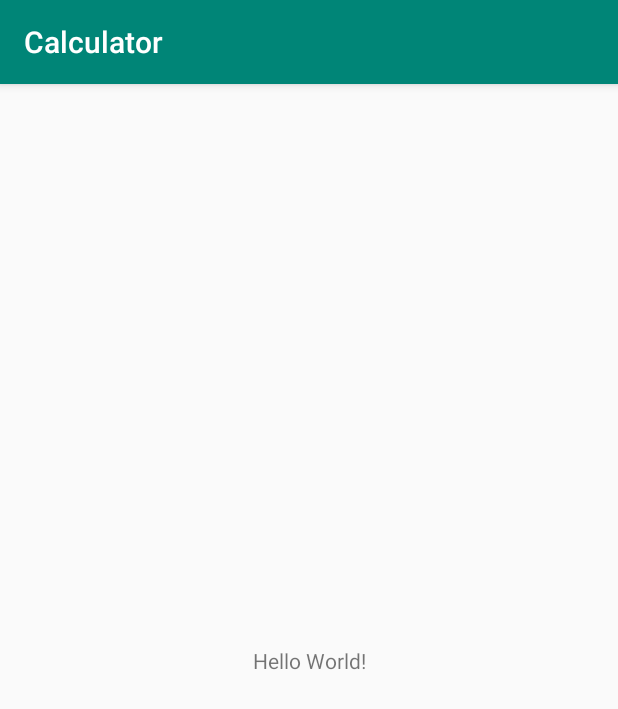
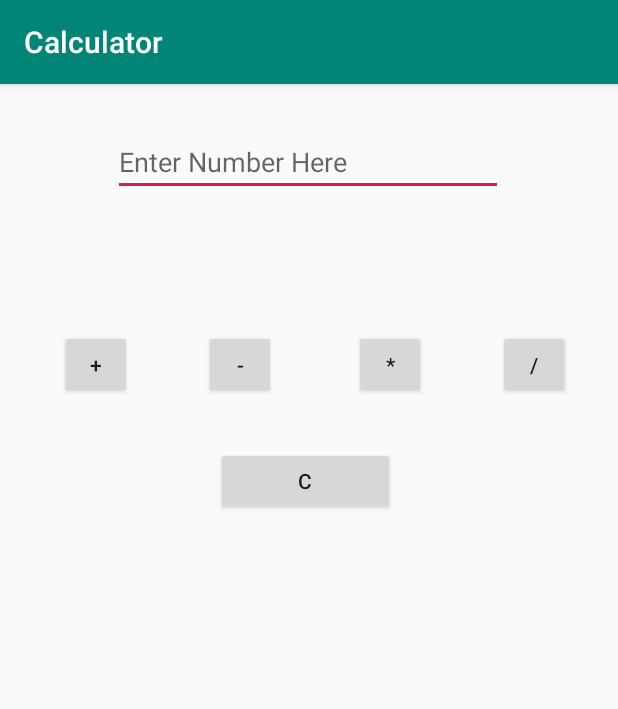
Before and after one commit to anthonymachniak/AndroidCalculator, an Android app: the screen it shows after launch (MainActivity), on a phone screen of 412 x 824 dp. Shown: the top 709 px of the screen. Run offline under Robolectric (Android 15) with nearby library versions, the phone set to English and light mode, and no system bars.

Commit message:
Added calculator related code. Have addition, subtraction, multiplication, and division. Does action based on what is in text box and text view. If nothing is present, it just records the first number without an action.

```diff
--- a/app/src/main/java/com/example/calculator/MainActivity.kt
+++ b/app/src/main/java/com/example/calculator/MainActivity.kt
@@ -2,11 +2,117 @@ package com.example.calculator
 
 import androidx.appcompat.app.AppCompatActivity
 import android.os.Bundle
+import android.view.View
+import android.widget.Button
+import android.widget.EditText
+import android.widget.TextView
 
 class MainActivity : AppCompatActivity() {
+
+    private var enteredText: EditText?= null
+    private var equation: TextView?= null
 
     override fun onCreate(savedInstanceState: Bundle?) {
         super.onCreate(savedInstanceState)
         setContentView(R.layout.activity_main)
+
+        val btnAdd: Button = findViewById(R.id.btnAdd)
+        val btnSubtract: Button = findViewById(R.id.btnSubtract)
+        val btnMultiply: Button = findViewById(R.id.btnMultiply)
+        val btnDivide: Button = findViewById(R.id.btnDivide)
+        val btnClear: Button = findViewById(R.id.btnClear)
+
+        enteredText = findViewById(R.id.enterNumber)
+        equation = findViewById(R.id.equationText)
+
+
+        btnAdd.setOnClickListener(object: View.OnClickListener {
+            override fun onClick(v: View?) {
+                DoOperation("+")
+            }
+        })
+
+        btnSubtract.setOnClickListener(object: View.OnClickListener {
+            override fun onClick(v: View?) {
+                DoOperation("-")
+            }
+        })
+
+        btnMultiply.setOnClickListener(object: View.OnClickListener {
+            override fun onClick(v: View?) {
+                DoOperation("*")
+            }
+        })
+
+        btnDivide.setOnClickListener(object: View.OnClickListener {
+            override fun onClick(v: View?) {
+                DoOperation("/")
+            }
+        })
+
+        btnClear.setOnClickListener(object: View.OnClickListener {
+            override fun onClick(v: View?) {
+                Clear()
+            }
+        })
+    }
+
+    private fun DoOperation(operator: String) {
+        var newNumber = enteredText?.text.toString()
+
+        if (newNumber == "") {
+            return //add message later
+        }
+        else if (equation?.text.toString() == null || equation?.text.toString() == "") {
+            equation?.text = newNumber
+        }
+        else {
+            if (operator == "+") {
+                Add(newNumber)
+            }
+            else if (operator == "-") {
+                Subtract(newNumber)
+            }
+            else if (operator == "*") {
+                Multiple(newNumber)
+            }
+            else if (operator == "/") {
+                Divide(newNumber)
+            }
+        }
+
+        enteredText?.text?.clear()
+    }
+
+    private fun Add(valueToAdd: String) {
+        var previousValue = equation?.text.toString().toDouble()
+        var newPart = valueToAdd.toDouble()
+
+        equation?.text = (previousValue + newPart).toString()
+    }
+
+    private fun Subtract(valueToSubtract: String) {
+        var previousValue = equation?.text.toString().toDouble()
+        var newPart = valueToSubtract.toDouble()
+
+        equation?.text = (previousValue - newPart).toString()
+    }
+
+    private fun Multiple(valueToMultiply: String) {
+        var previousValue = equation?.text.toString().toDouble()
+        var newPart = valueToMultiply.toDouble()
+
+        equation?.text = (previousValue * newPart).toString()
+    }
+
+    private fun Divide(valueToDivide: String) {
+        var previousValue = equation?.text.toString().toDouble()
+        var newPart = valueToDivide.toDouble()
+
+        equation?.text = (previousValue / newPart).toString()
+    }
+
+    private fun Clear() {
+        equation?.text = ""
     }
 }
--- a/app/src/main/res/layout/activity_main.xml
+++ b/app/src/main/res/layout/activity_main.xml
@@ -7,12 +7,85 @@
     tools:context=".MainActivity">
 
     <TextView
+        android:id="@+id/equationText"
         android:layout_width="wrap_content"
         android:layout_height="wrap_content"
-        android:text="Hello World!"
         app:layout_constraintBottom_toBottomOf="parent"
+        app:layout_constraintEnd_toEndOf="parent"
         app:layout_constraintLeft_toLeftOf="parent"
         app:layout_constraintRight_toRightOf="parent"
+        app:layout_constraintStart_toStartOf="parent"
+        app:layout_constraintTop_toTopOf="parent"
+        app:layout_constraintVertical_bias="0.141" />
+
+    <EditText
+        android:id="@+id/enterNumber"
+        android:layout_width="260dp"
+        android:layout_height="43dp"
+        android:layout_marginTop="16dp"
+        android:ems="10"
+        android:hint="Enter Number Here"
+        android:inputType="number"
+        app:layout_constraintBottom_toBottomOf="parent"
+        app:layout_constraintEnd_toEndOf="parent"
+        app:layout_constraintHorizontal_bias="0.496"
+        app:layout_constraintStart_toStartOf="parent"
+        app:layout_constraintTop_toTopOf="parent"
+        app:layout_constraintVertical_bias="0.022" />
+
+    <Button
+        android:id="@+id/btnAdd"
+        android:layout_width="48dp"
+        android:layout_height="46dp"
+        android:layout_marginStart="40dp"
+        android:layout_marginLeft="40dp"
+        android:layout_marginTop="164dp"
+        android:text="+"
+        app:layout_constraintStart_toStartOf="parent"
+        app:layout_constraintTop_toTopOf="parent" />
+
+    <Button
+        android:id="@+id/btnClear"
+        android:layout_width="119dp"
+        android:layout_height="45dp"
+        android:layout_marginStart="144dp"
+        android:layout_marginLeft="144dp"
+        android:layout_marginTop="32dp"
+        android:text="C"
+        app:layout_constraintStart_toStartOf="parent"
+        app:layout_constraintTop_toBottomOf="@+id/btnAdd" />
+
+    <Button
+        android:id="@+id/btnSubtract"
+        android:layout_width="48dp"
+        android:layout_height="46dp"
+        android:layout_marginStart="48dp"
+        android:layout_marginLeft="48dp"
+        android:layout_marginTop="164dp"
+        android:text="-"
+        app:layout_constraintStart_toEndOf="@+id/btnAdd"
+        app:layout_constraintTop_toTopOf="parent" />
+
+    <Button
+        android:id="@+id/btnMultiply"
+        android:layout_width="48dp"
+        android:layout_height="46dp"
+        android:layout_marginStart="52dp"
+        android:layout_marginLeft="52dp"
+        android:layout_marginTop="164dp"
+        android:text="*"
+        app:layout_constraintStart_toEndOf="@+id/btnSubtract"
+        app:layout_constraintTop_toTopOf="parent" />
+
+    <Button
+        android:id="@+id/btnDivide"
+        android:layout_width="48dp"
+        android:layout_height="46dp"
+        android:layout_marginStart="48dp"
+        android:layout_marginLeft="48dp"
+        android:layout_marginTop="164dp"
+        android:text="/"
+        app:layout_constraintStart_toEndOf="@+id/btnMultiply"
         app:layout_constraintTop_toTopOf="parent" />
 
 </androidx.constraintlayout.widget.ConstraintLayout>
```
